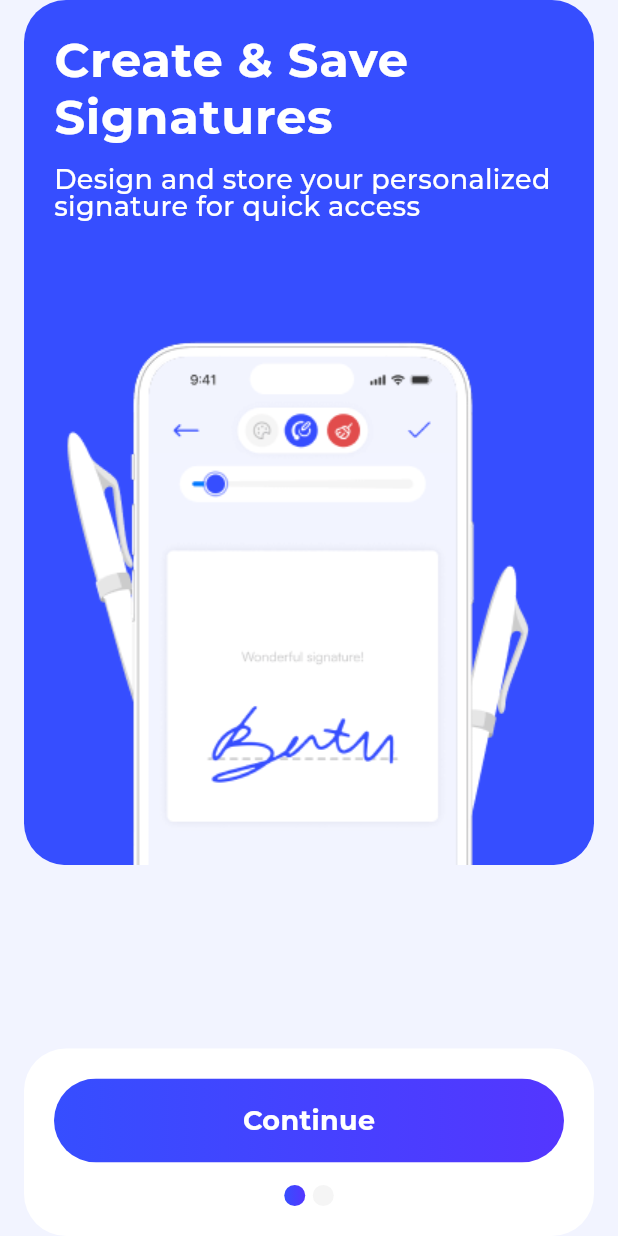
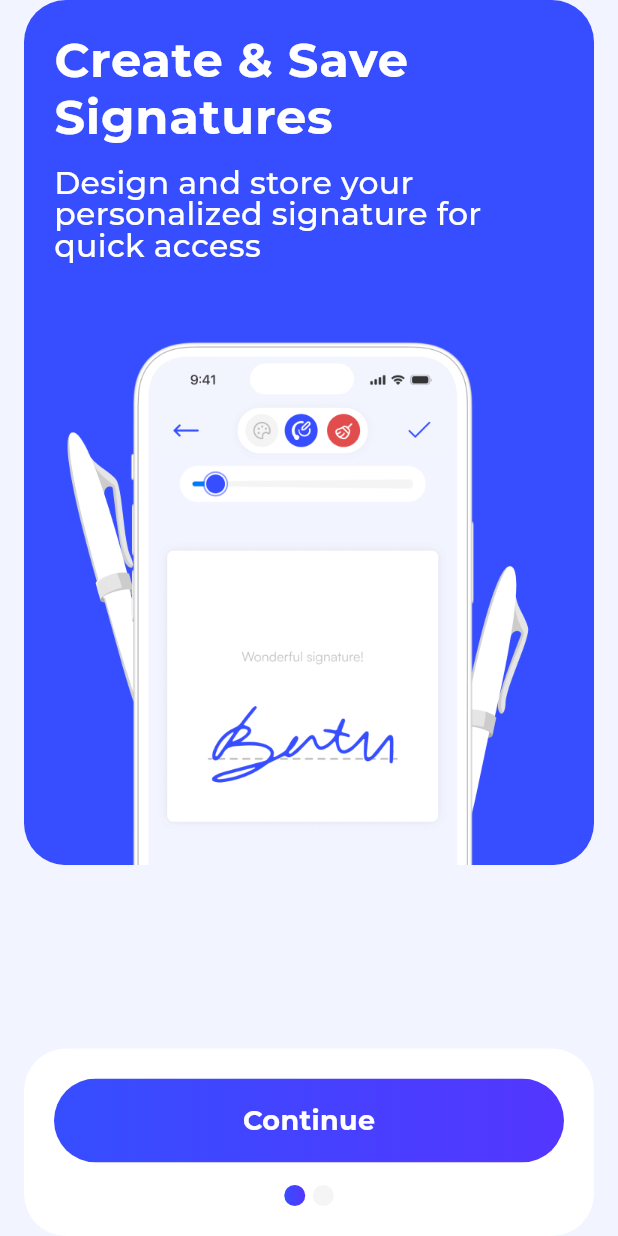
Before and after one commit to ArthurGuatsaev/scanner_app, a Flutter app: the screen it shows after launch, swiped to page 2, on a phone screen of 412 x 824 dp. Run offline on Flutter 3.47's test engine with Material 3 defaults, Android fonts, the phone set to English and light mode, and no system bars; our stand-ins replace bloc, dio, file_picker, flutter_bloc, image_picker, in_app_review and 3 more; missing offline and left inert: cunning_document_scanner, date_time_format, purchases_flutter, syncfusion_flutter_pdfviewer; generated files the repository leaves out were written again; project files that could hold a hidden picture were left out.

Commit message:
add font

```diff
--- a/lib/view/pages/board/widgets/board_box.dart
+++ b/lib/view/pages/board/widgets/board_box.dart
@@ -21,7 +21,7 @@ class BoardBox extends StatelessWidget {
                 subtitle: appLocal.signAnyDocument,
                 title: appLocal.effortlesslySign),
             BoardItem(
-                image: 'board_two',
+                image: 'board_second',
                 subtitle: appLocal.designAndStoreYour,
                 title: appLocal.createSaveSignatures),
           ],
--- a/lib/view/pages/board/widgets/board_item.dart
+++ b/lib/view/pages/board/widgets/board_item.dart
@@ -27,7 +27,7 @@ class BoardItem extends StatelessWidget {
                     style: Theme.of(context)
                         .textTheme
                         .bodyMedium!
-                        .copyWith(color: Colors.white)),
+                        .copyWith(color: Colors.white, fontSize: 21)),
               ],
             ),
             Positioned(
--- a/lib/view/pages/home/widgets/documents/empty_box.dart
+++ b/lib/view/pages/home/widgets/documents/empty_box.dart
@@ -16,7 +16,10 @@ class EmptyDocumentsBox extends StatelessWidget {
           Image.asset('assets/images/empty_documents.png'),
           Text(AppLocalizations.of(context)!.oopsNothing,
               textAlign: TextAlign.center,
-              style: Theme.of(context).textTheme.bodyMedium),
+              style: Theme.of(context)
+                  .textTheme
+                  .bodyMedium!
+                  .copyWith(fontSize: 17)),
         ],
       ),
     ));
--- a/lib/view/pages/subscription/info_box/widgets/icon_row_item.dart
+++ b/lib/view/pages/subscription/info_box/widgets/icon_row_item.dart
@@ -20,7 +20,7 @@ class IconRowItem extends StatelessWidget {
           style: Theme.of(context)
               .textTheme
               .bodySmall!
-              .copyWith(color: Colors.white))
+              .copyWith(color: Colors.white, fontWeight: FontWeight.w500))
     ]));
   }
 }
--- a/lib/view/pages/subscription/privacy_restore_box/widgets/privacy_restore_item.dart
+++ b/lib/view/pages/subscription/privacy_restore_box/widgets/privacy_restore_item.dart
@@ -16,10 +16,8 @@ class PrivacyAndRestoreItem extends StatelessWidget {
       onPressed: func,
       child: Text(
         name,
-        style: Theme.of(context)
-            .textTheme
-            .bodySmall!
-            .copyWith(color: Colors.black.withOpacity(0.25)),
+        style: Theme.of(context).textTheme.bodySmall!.copyWith(
+            color: Colors.black.withOpacity(0.25), fontWeight: FontWeight.w400),
       ),
     ));
   }
```
Also changed, not shown: lib/view/pages/subscription/info_box/widgets/title_row.dart (+4 -4 lines), assets/images/2x/board_second.png (added), assets/images/3x/board_second.png (added), assets/images/board_second.png (added).
